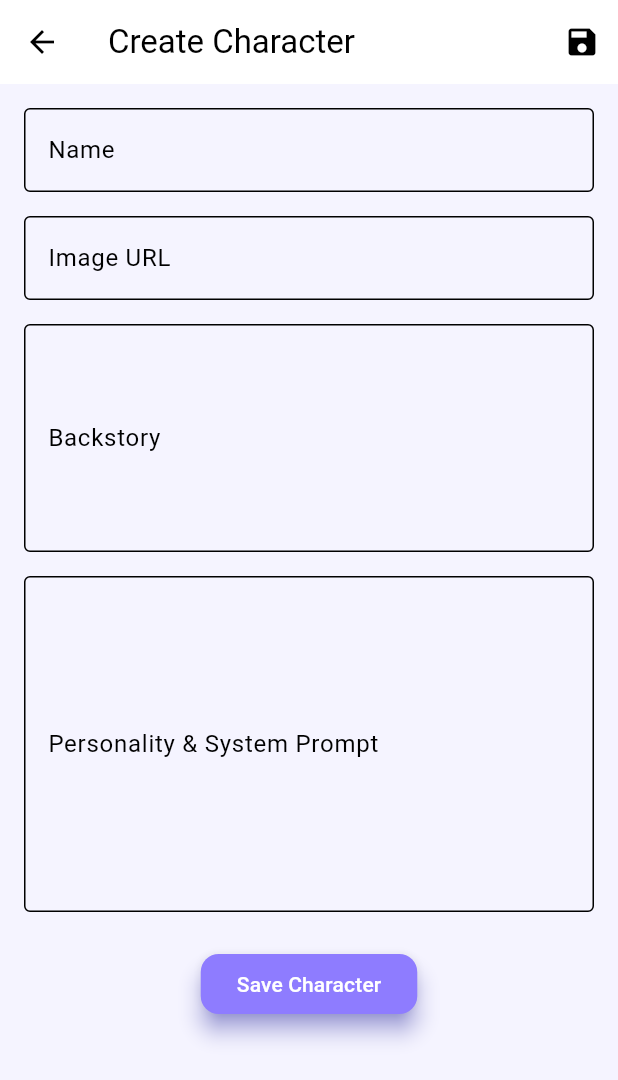
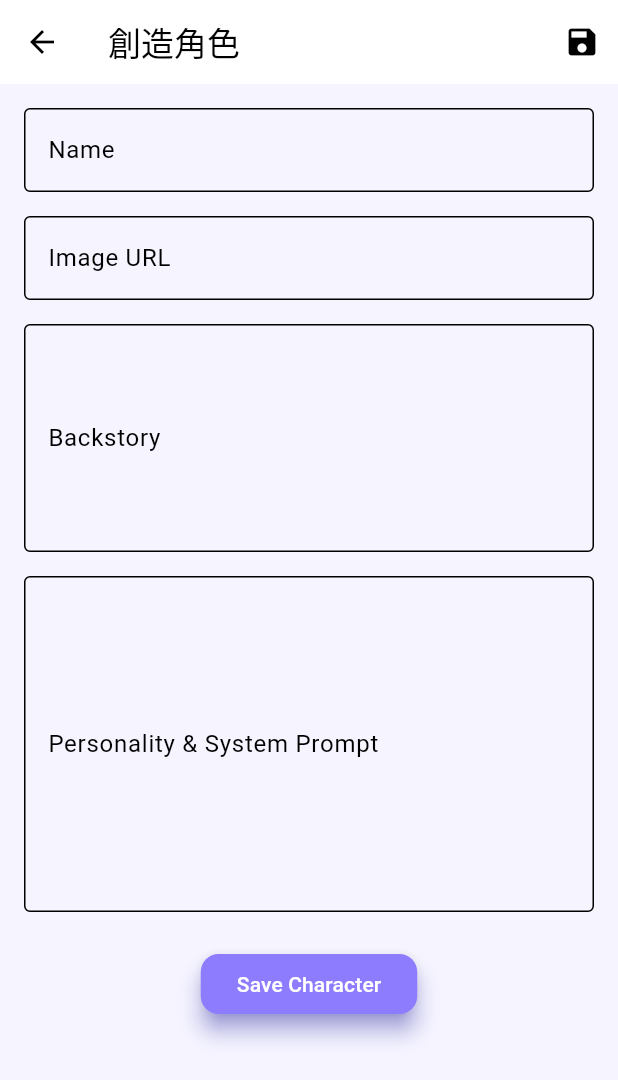
Before and after one commit to eviannaive/LoomAI, a Flutter app: the screen it shows after launch, after a tap on the "add" icon, on a phone screen of 412 x 824 dp. Shown: the top 1080 px of the screen. Run offline on Flutter 3.47's test engine with Material 3 defaults, Android fonts, the light colour scheme and no system bars; network calls fail; Roboto replaces fonts that are missing (Orbitron, Poppins).

Commit message:
update theme

```diff
--- a/loomai_app/lib/src/app.dart
+++ b/loomai_app/lib/src/app.dart
@@ -49,6 +49,9 @@ class _AppState extends State<App> {
             BottomNavigationBarItem(icon: Icon(Icons.person), label: '檔案'),
           ],
           currentIndex: _selectedIndex,
+          unselectedItemColor:
+              AppTheme.vibrantVioletTheme.colorScheme.secondary,
+          selectedItemColor: Theme.of(context).colorScheme.primary,
           onTap: _onItemTapped,
         ),
       ),
--- a/loomai_app/lib/src/views/character_hub/character_hub_screen.dart
+++ b/loomai_app/lib/src/views/character_hub/character_hub_screen.dart
@@ -68,7 +68,7 @@ class _CharacterHubScreenState extends State<CharacterHubScreen> {
   Widget build(BuildContext context) {
     return Scaffold(
       appBar: AppBar(
-        title: const Text('Character Hub'),
+        title: const Text('靈魂編碼'),
         backgroundColor: Theme.of(context).scaffoldBackgroundColor,
         elevation: 0,
       ),
--- a/loomai_app/lib/src/views/character_hub/create_character_screen.dart
+++ b/loomai_app/lib/src/views/character_hub/create_character_screen.dart
@@ -41,7 +41,7 @@ class _CreateCharacterScreenState extends State<CreateCharacterScreen> {
   Widget build(BuildContext context) {
     return Scaffold(
       appBar: AppBar(
-        title: const Text('Create Character'),
+        title: const Text('創造角色'),
         actions: [
           IconButton(
             icon: const Icon(Icons.save),
```
